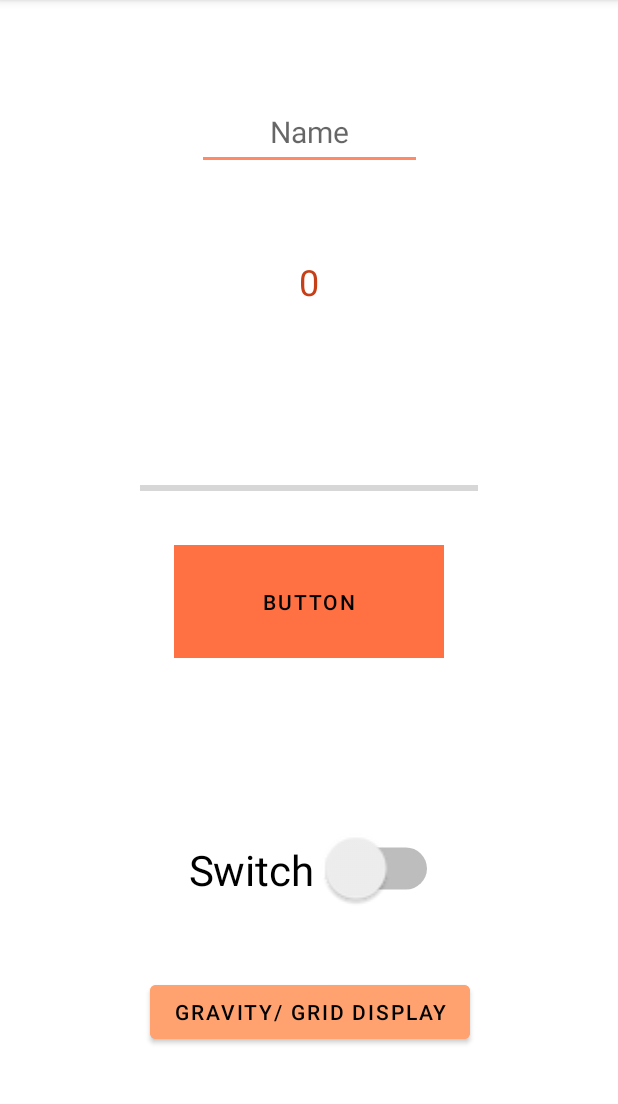
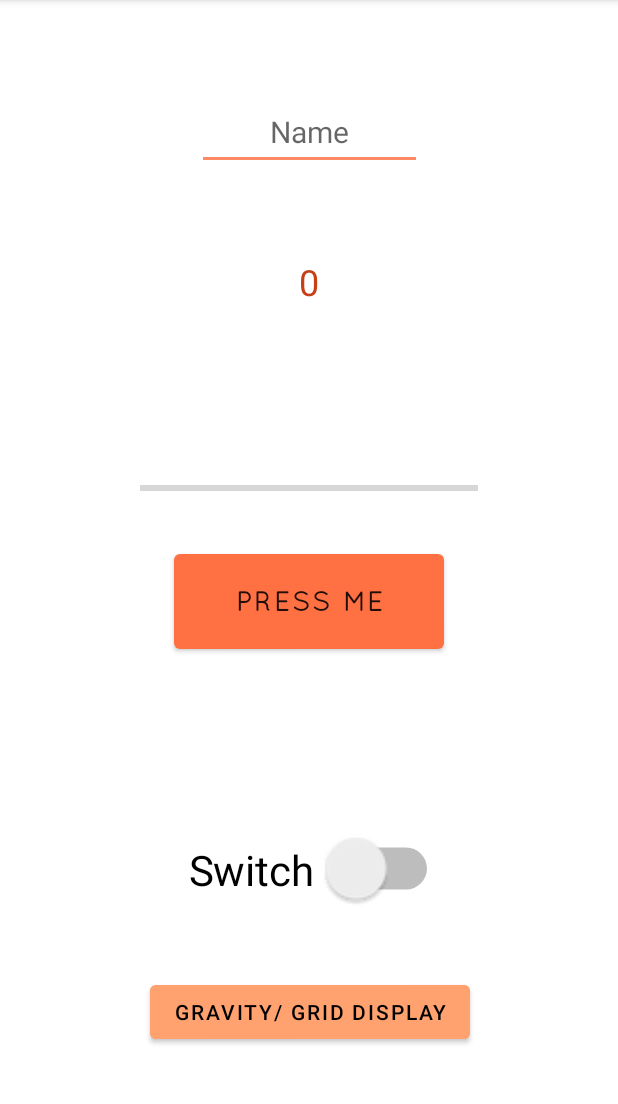
Before and after one commit to bps78/Color-Demo, an Android app: the screen it shows after launch (MainActivity), on a phone screen of 412 x 824 dp, the part 84-1188 px from its top. Run offline under Robolectric (Android 15) with nearby library versions, the phone set to English and light mode, and no system bars.

Commit message:
Fixed Errors and Added Styles

```diff
--- a/app/src/main/res/layout/activity_grid_layout_test.xml
+++ b/app/src/main/res/layout/activity_grid_layout_test.xml
@@ -178,12 +178,14 @@
 
     <TextView
         android:id="@+id/textView2"
+        style="@style/GridLayoutTitle"
         android:layout_width="wrap_content"
         android:layout_height="wrap_content"
         android:layout_marginTop="92dp"
         android:text="Grid Layout"
         android:textAlignment="center"
         android:textSize="24sp"
+        android:textStyle="bold"
         app:layout_constraintEnd_toEndOf="parent"
         app:layout_constraintHorizontal_bias="0.498"
         app:layout_constraintStart_toStartOf="parent"
--- a/app/src/main/res/layout/activity_main.xml
+++ b/app/src/main/res/layout/activity_main.xml
@@ -36,7 +36,11 @@
         android:hint="@string/editTextHint"
         android:inputType="textPersonName"
         android:textAlignment="center"
+        android:textColor="@color/primaryTextColor"
+        android:textColorHighlight="@color/primaryLightColor"
+        android:textColorLink="@color/purple_200"
         android:textSize="@dimen/editTextFontSize"
+        android:theme="@style/Theme.MyApplication"
         app:layout_constraintEnd_toEndOf="parent"
         app:layout_constraintStart_toStartOf="parent"
         app:layout_constraintTop_toTopOf="parent" />
@@ -46,9 +50,9 @@
         android:layout_width="@dimen/buttonWidth"
         android:layout_height="@dimen/buttonHeight"
         android:layout_marginBottom="304dp"
-        android:background="@drawable/ic_launcher_background"
+        style="@style/ButtonTheme"
         android:onClick="buttonPress"
-        android:text="Button"
+        android:text="@string/buttonPress"
         app:layout_constraintBottom_toBottomOf="parent"
         app:layout_constraintEnd_toEndOf="parent"
         app:layout_constraintStart_toStartOf="parent"
--- a/app/src/main/res/values/strings.xml
+++ b/app/src/main/res/values/strings.xml
@@ -3,4 +3,5 @@
     <string name="testWord">0</string>
     <string name="testNum">123456</string>
     <string name="editTextHint">Name</string>
+    <string name="buttonPress">Press Me</string>
 </resources>
--- a/app/src/main/res/values/themes.xml
+++ b/app/src/main/res/values/themes.xml
@@ -13,4 +13,18 @@
         <item name="android:statusBarColor" tools:targetApi="l">?attr/colorPrimaryVariant</item>
         <!-- Customize your theme here. -->
     </style>
+
+    <style name="GridLayoutTitle" parent="TextAppearance.AppCompat">
+        <item name="android:layout_width">wrap_content</item>
+        <item name="android:layout_height">wrap_content</item>
+        <item name="android:textColor">@color/primaryDarkColor</item>
+        <item name="android:textSize">16dp</item>
+        <item name="android:fontFamily">@font/quicksand_regular</item>
+    </style>
+
+    <style name="ButtonTheme" parent="TextAppearance.AppCompat.Button">
+        <item name="android:fontFamily">@font/quicksand_regular</item>
+        <item name="android:textStyle">bold</item>
+        <item name="android:textSize">18dp</item>
+    </style>
 </resources>
```
Also changed, not shown: app/src/main/res/font/quicksand_regular.otf (added).
